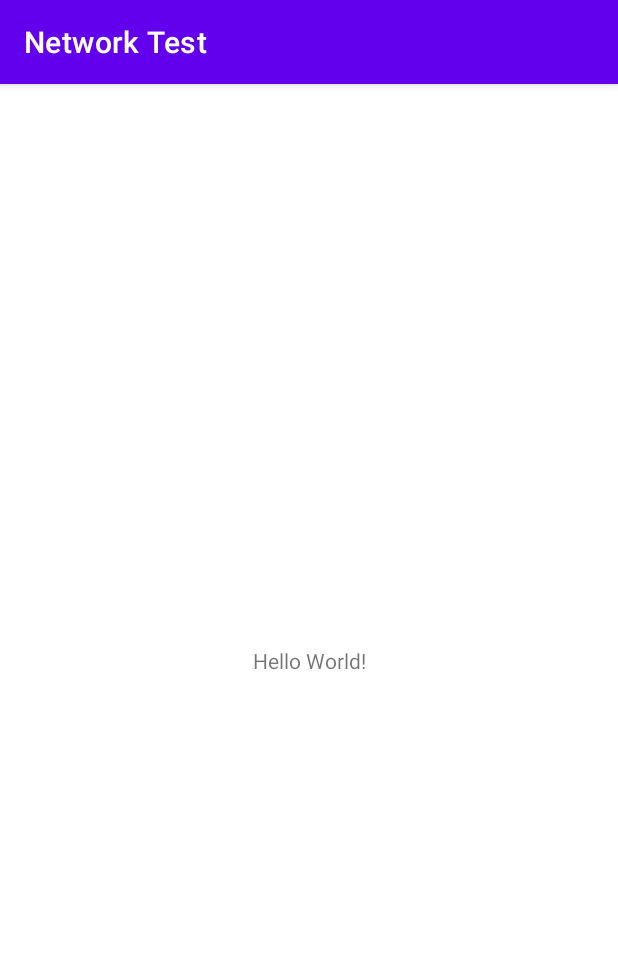
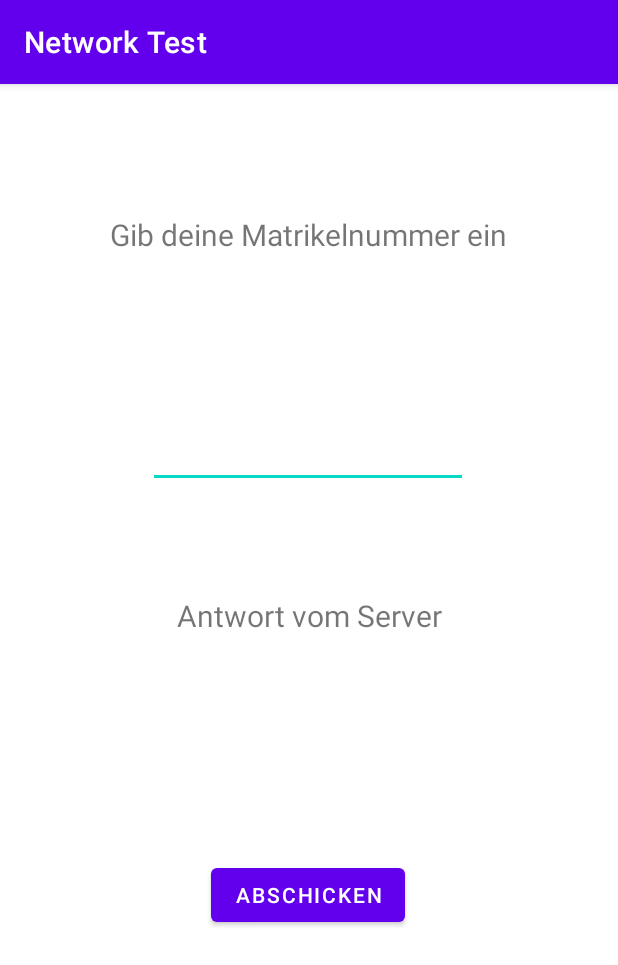
Before and after one commit to martinpirker/SE2_Networktest, an Android app: the screen it shows after launch (MainActivity), on a phone screen of 412 x 824 dp. Shown: the top 965 px of the screen. Run offline under Robolectric (Android 15) with nearby library versions, the phone set to English and light mode, and no system bars; network calls fail; 2 statements that could not run were skipped.

Commit message:
Updated layout and handled server start plus client connection and data processing

```diff
--- a/app/src/main/AndroidManifest.xml
+++ b/app/src/main/AndroidManifest.xml
@@ -1,6 +1,8 @@
 <?xml version="1.0" encoding="utf-8"?>
 <manifest xmlns:android="http://schemas.android.com/apk/res/android"
     xmlns:tools="http://schemas.android.com/tools">
+
+    <uses-permission android:name="android.permission.INTERNET" />
 
     <application
         android:allowBackup="true"
--- /dev/null
+++ b/app/src/main/java/com/example/networktest/Client.kt
@@ -0,0 +1,49 @@
+import kotlinx.coroutines.Dispatchers
+import kotlinx.coroutines.GlobalScope
+import kotlinx.coroutines.launch
+import java.io.BufferedReader
+import java.io.InputStreamReader
+import java.io.PrintWriter
+import java.net.Socket
+
+class Client(private val host: String, private val port: Int) {
+    private var socket: Socket? = null
+    private var inputStream: BufferedReader? = null
+    private var outputStream: PrintWriter? = null
+    private var responseListener: ((String) -> Unit)? = null
+    private var connected: Boolean = true
+
+    fun setResponseListener(listener: (String) -> Unit) {
+        responseListener = listener
+    }
+
+    fun connect() {
+        GlobalScope.launch(Dispatchers.IO) {
+            socket = Socket(host, port)
+            inputStream = BufferedReader(InputStreamReader(socket!!.getInputStream()))
+            outputStream = PrintWriter(socket!!.getOutputStream(), true)
+            listenForResponses()
+        }
+    }
+
+    suspend fun send(message: String) {
+        outputStream?.println(message)
+    }
+
+    fun disconnect() {
+        inputStream?.close()
+        outputStream?.close()
+        socket?.close()
+    }
+
+    private suspend fun listenForResponses() {
+        while (true) {
+            val response = inputStream?.readLine() ?: break
+            responseListener?.invoke(response)
+        }
+    }
+
+    fun isConnected():Boolean{
+        return this.connected
+    }
+}
--- a/app/src/main/java/com/example/networktest/MainActivity.kt
+++ b/app/src/main/java/com/example/networktest/MainActivity.kt
@@ -1,12 +1,55 @@
 package com.example.networktest
 
+import Client
+import Server
 import androidx.appcompat.app.AppCompatActivity
 import android.os.Bundle
+import android.widget.Button
+import android.widget.EditText
+import android.widget.TextView
+import android.widget.Toast
+import kotlinx.coroutines.Dispatchers
+import kotlinx.coroutines.GlobalScope
+import kotlinx.coroutines.delay
+import kotlinx.coroutines.launch
 
 class MainActivity : AppCompatActivity() {
     override fun onCreate(savedInstanceState: Bundle?) {
         super.onCreate(savedInstanceState)
         setContentView(R.layout.activity_main)
 
+        val tcpClient = Client("localhost", 53212)
+
+        val textfeldMatrikelnummer: EditText = findViewById(R.id.textfeldMatrikelnummer)
+        val textViewServerAntwort: TextView = findViewById(R.id.textviewServerAntwort)
+        val button: Button = findViewById(R.id.buttonAbschicken)
+
+        tcpClient.setResponseListener { response ->
+            runOnUiThread {
+                textViewServerAntwort.text = response
+            }
+        }
+
+        GlobalScope.launch(Dispatchers.IO) {
+            val tcpServer = Server(53212)
+            tcpServer.start()
+        }
+
+        GlobalScope.launch(Dispatchers.IO) {
+            tcpClient.connect()
+            while (!tcpClient.isConnected()) {
+                delay(100)
+            }
+        }
+
+        button.setOnClickListener {
+            if (textfeldMatrikelnummer.text.toString().isNotEmpty()) {
+                GlobalScope.launch(Dispatchers.IO) {
+                    tcpClient.send(textfeldMatrikelnummer.text.toString())
+                }
+            } else {
+                Toast.makeText(this@MainActivity, "ENTER NUMBER!!!!!!", Toast.LENGTH_SHORT).show()
+            }
+        }
     }
 }
--- a/app/src/main/res/layout/activity_main.xml
+++ b/app/src/main/res/layout/activity_main.xml
@@ -7,12 +7,66 @@
     tools:context=".MainActivity">
 
     <TextView
+        android:id="@+id/textView"
         android:layout_width="wrap_content"
         android:layout_height="wrap_content"
-        android:text="Hello World!"
+        android:text="Gib deine Matrikelnummer ein"
+        android:textAllCaps="false"
+        android:textSize="20sp"
+        app:layout_constraintBottom_toBottomOf="parent"
+        app:layout_constraintEnd_toEndOf="parent"
+        app:layout_constraintHorizontal_bias="0.496"
+        app:layout_constraintStart_toStartOf="parent"
+        app:layout_constraintTop_toTopOf="parent"
+        app:layout_constraintVertical_bias="0.117" />
+
+    <TextView
+        android:id="@+id/textView2"
+        android:layout_width="wrap_content"
+        android:layout_height="wrap_content"
+        android:text="Antwort vom Server"
+        android:textAllCaps="false"
+        android:textSize="20sp"
         app:layout_constraintBottom_toBottomOf="parent"
         app:layout_constraintEnd_toEndOf="parent"
         app:layout_constraintStart_toStartOf="parent"
-        app:layout_constraintTop_toTopOf="parent" />
+        app:layout_constraintTop_toTopOf="parent"
+        app:layout_constraintVertical_bias="0.46" />
+
+    <Button
+        android:id="@+id/buttonAbschicken"
+        android:layout_width="wrap_content"
+        android:layout_height="wrap_content"
+        android:text="Abschicken"
+        app:layout_constraintBottom_toBottomOf="parent"
+        app:layout_constraintEnd_toEndOf="parent"
+        app:layout_constraintHorizontal_bias="0.498"
+        app:layout_constraintStart_toStartOf="parent"
+        app:layout_constraintTop_toTopOf="parent"
+        app:layout_constraintVertical_bias="0.718" />
+
+    <EditText
+        android:id="@+id/textfeldMatrikelnummer"
+        android:layout_width="wrap_content"
+        android:layout_height="wrap_content"
+        android:ems="10"
+        android:inputType="number"
+        app:layout_constraintBottom_toBottomOf="parent"
+        app:layout_constraintEnd_toEndOf="parent"
+        app:layout_constraintHorizontal_bias="0.497"
+        app:layout_constraintStart_toStartOf="parent"
+        app:layout_constraintTop_toTopOf="parent"
+        app:layout_constraintVertical_bias="0.31" />
+
+    <TextView
+        android:id="@+id/textviewServerAntwort"
+        android:layout_width="wrap_content"
+        android:layout_height="wrap_content"
+        app:layout_constraintBottom_toTopOf="@+id/buttonAbschicken"
+        app:layout_constraintEnd_toEndOf="parent"
+        app:layout_constraintHorizontal_bias="0.498"
+        app:layout_constraintStart_toStartOf="parent"
+        app:layout_constraintTop_toBottomOf="@+id/textView2"
+        app:layout_constraintVertical_bias="0.363" />
 
 </androidx.constraintlayout.widget.ConstraintLayout>
--- a/build.gradle
+++ b/build.gradle
@@ -2,5 +2,5 @@
 plugins {
     id 'com.android.application' version '7.4.2' apply false
     id 'com.android.library' version '7.4.2' apply false
-    id 'org.jetbrains.kotlin.android' version '1.8.0' apply false
+    id 'org.jetbrains.kotlin.android' version '1.8.20-Beta' apply false
 }
```
Also changed, not shown: app/build.gradle (+10 -6 lines), app/src/main/java/com/example/networktest/Server.kt (added, +60 -0 lines).
